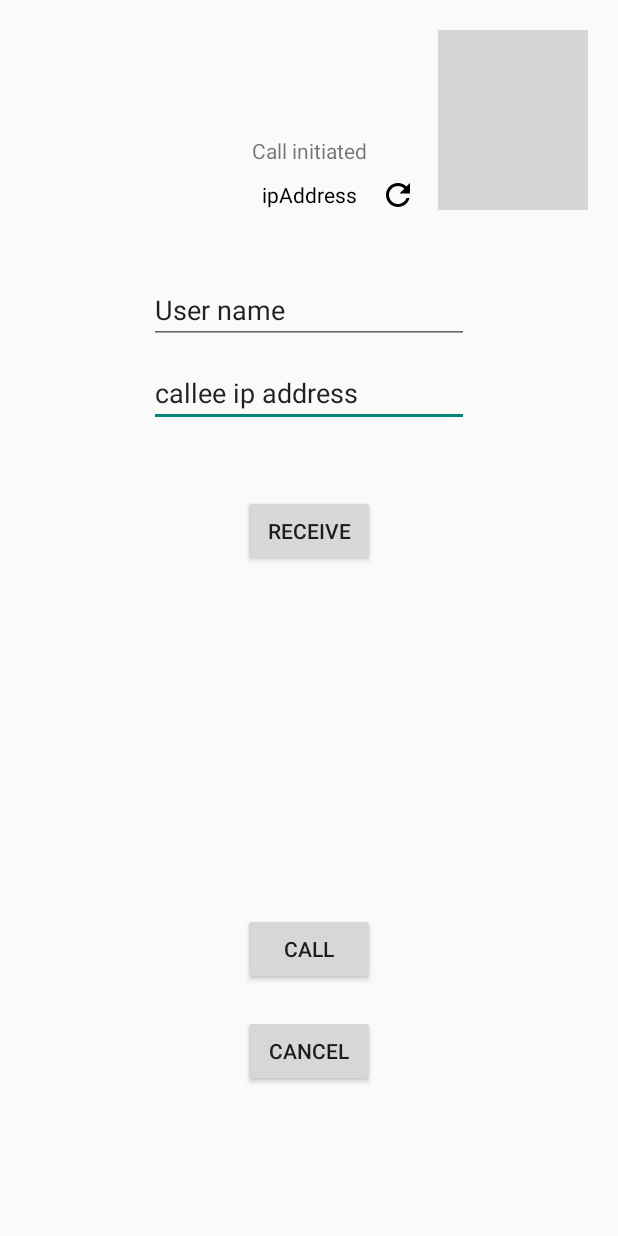
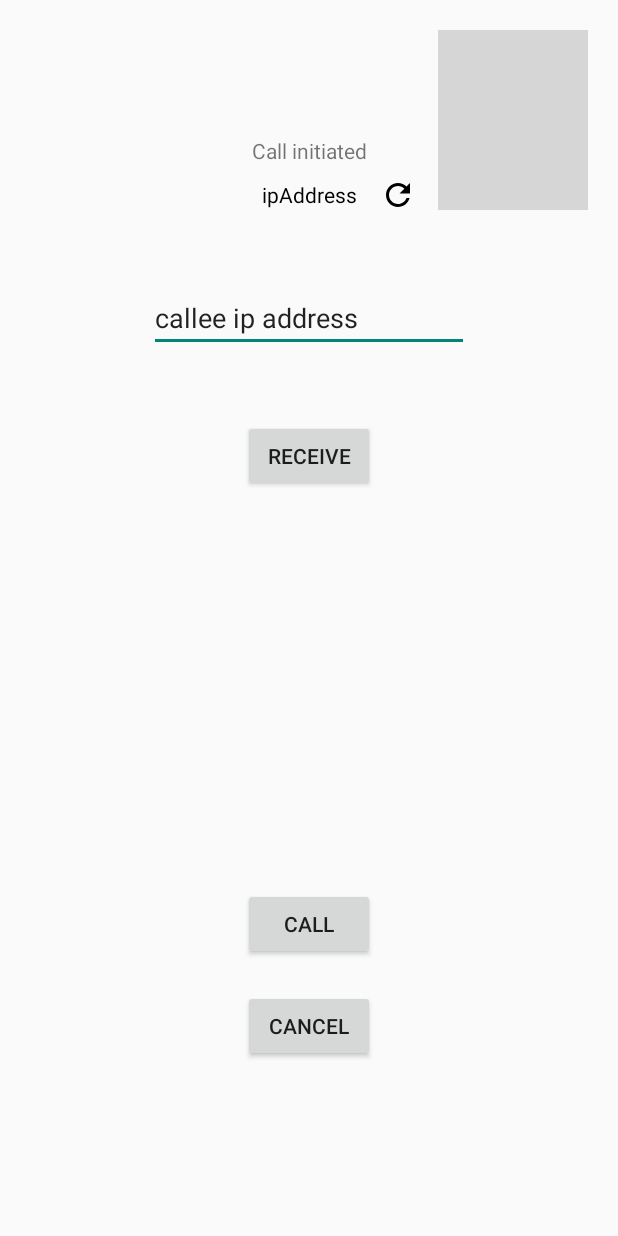
Before and after one commit to cssahu3988/Videocalling_project, an Android app built with Jetpack Compose: the layout activity_main.xml on its own in the app's theme, with its tools: preview values and no code run, on a phone screen of 412 x 824 dp. Run offline under Robolectric (Android 15) with nearby library versions, the phone set to English and light mode, and no system bars; plain views replace PreviewView; network calls fail; grey boxes are pictures that could not be loaded.

Commit message:
Revert "c-2"
This reverts commit 7aca7580ff65e4d590b775ece103572012197f05.

```diff
--- a/app/src/main/java/com/example/videocalling_project/repositories/MainActivityRepo.java
+++ b/app/src/main/java/com/example/videocalling_project/repositories/MainActivityRepo.java
@@ -31,7 +31,7 @@ public class MainActivityRepo {
 
     private void init() {
         retrofitAPI = RetroitClient.getInstance().getRetrofitAPI();
-        initiateCall(new InitiateCallModel("sonu","192.168.0.100","192.168.0.101","5000"));
+        initiateCall(new InitiateCallModel("sonu","192.168.0.100","192.168.0.101","5000","5000"));
     }
 
     public void initiateCall(InitiateCallModel model){
--- a/app/src/main/java/com/example/videocalling_project/viewModels/MainActivityViewModel.java
+++ b/app/src/main/java/com/example/videocalling_project/viewModels/MainActivityViewModel.java
@@ -22,8 +22,6 @@ public class MainActivityViewModel extends ViewModel {
     public MutableLiveData<Boolean> receive = new MutableLiveData<>(false);
     public MutableLiveData<Boolean> previewView = new MutableLiveData<>(true);
     public MutableLiveData<Bitmap> image = new MutableLiveData<>(null);
-    public MutableLiveData<String> user_name = new MutableLiveData<>(null);
-    public MutableLiveData<String> audio_port = new MutableLiveData<>(null);
     public LiveData<InitiateCallResponse> initiateCallResponseLiveData = mainActivityRepo().getInitiateCallResponseMutableLiveData();
 
 
--- a/app/src/main/res/layout/activity_main.xml
+++ b/app/src/main/res/layout/activity_main.xml
@@ -59,15 +59,15 @@
             android:id="@+id/editTextText"
             android:layout_width="wrap_content"
             android:layout_height="wrap_content"
-            android:layout_marginTop="100dp"
+            android:layout_marginTop="50dp"
             android:ems="10"
-            android:hint="@string/enter_callee_ip_address"
             android:inputType="text"
             android:text="@={model.calleeIpAddress}"
+            tools:text="callee ip address"
+            android:hint="@string/enter_callee_ip_address"
             app:layout_constraintEnd_toEndOf="parent"
             app:layout_constraintStart_toStartOf="parent"
-            app:layout_constraintTop_toBottomOf="@+id/textView"
-            tools:text="callee ip address" />
+            app:layout_constraintTop_toBottomOf="@+id/textView" />
 
         <Button
             android:id="@+id/button"
@@ -116,19 +116,6 @@
             app:layout_constraintStart_toStartOf="@+id/editTextText"
             app:layout_constraintTop_toBottomOf="@+id/editTextText" />
 
-        <EditText
-            android:id="@+id/editTextText2"
-            android:layout_width="wrap_content"
-            android:layout_height="wrap_content"
-            android:layout_marginBottom="10dp"
-            android:ems="10"
-            android:inputType="text"
-            tools:text="User name"
-            android:text="@={model.user_name}"
-            app:layout_constraintBottom_toTopOf="@+id/editTextText"
-            app:layout_constraintEnd_toEndOf="@+id/editTextText"
-            app:layout_constraintStart_toStartOf="@+id/editTextText" />
-
 
     </androidx.constraintlayout.widget.ConstraintLayout>
 
```
Also changed, not shown: app/src/main/java/com/example/videocalling_project/MainActivity.java (+6 -40 lines), app/src/main/java/com/example/videocalling_project/models/InitiateCallModel.java (+16 -7 lines).
